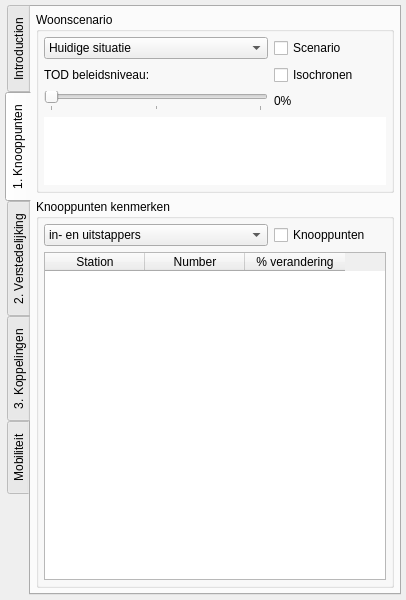
The window that KPOpilot/kpo_datasysteem_pilot_dockwidget_base.ui (Deltametropool/kpo-pilot) describes before a commit, drawn with Qt 5.
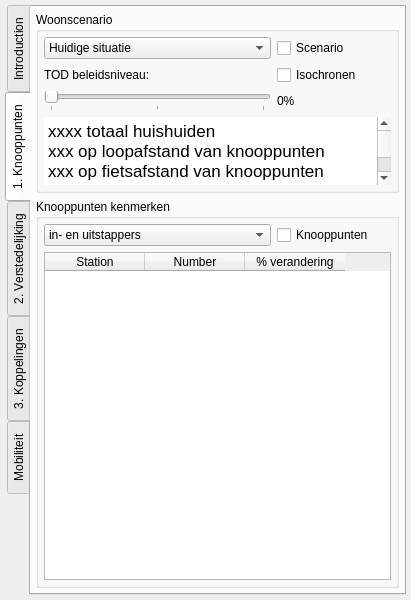
The same window after the commit. The open tabs and pages were chosen to show the change.

Commit message: some ui and data model tweaks

The edit to the form file:
```diff
--- a/KPOpilot/kpo_datasysteem_pilot_dockwidget_base.ui
+++ b/KPOpilot/kpo_datasysteem_pilot_dockwidget_base.ui
@@ -6,7 +6,7 @@
    <rect>
     <x>0</x>
     <y>0</y>
-    <width>406</width>
+    <width>411</width>
     <height>600</height>
    </rect>
   </property>
@@ -18,7 +18,7 @@
   </property>
   <property name="minimumSize">
    <size>
-    <width>406</width>
+    <width>411</width>
     <height>600</height>
    </size>
   </property>
@@ -214,6 +214,16 @@
              <property name="readOnly">
               <bool>true</bool>
              </property>
+             <property name="html">
+              <string>&lt;!DOCTYPE HTML PUBLIC &quot;-//W3C//DTD HTML 4.0//EN&quot; &quot;http://www.w3.org/TR/REC-html40/strict.dtd&quot;&gt;
+&lt;html&gt;&lt;head&gt;&lt;meta name=&quot;qrichtext&quot; content=&quot;1&quot; /&gt;&lt;style type=&quot;text/css&quot;&gt;
+p, li { white-space: pre-wrap; }
+&lt;/style&gt;&lt;/head&gt;&lt;body style=&quot; font-family:'.Helvetica Neue DeskInterface'; font-size:13pt; font-weight:400; font-style:normal;&quot;&gt;
+&lt;p style=&quot; margin-top:0px; margin-bottom:0px; margin-left:0px; margin-right:0px; -qt-block-indent:0; text-indent:0px;&quot;&gt;xxxx totaal huishuiden&lt;/p&gt;
+&lt;p style=&quot; margin-top:0px; margin-bottom:0px; margin-left:0px; margin-right:0px; -qt-block-indent:0; text-indent:0px;&quot;&gt;xxx op loopafstand van knooppunten&lt;/p&gt;
+&lt;p style=&quot; margin-top:0px; margin-bottom:0px; margin-left:0px; margin-right:0px; -qt-block-indent:0; text-indent:0px;&quot;&gt;xxx op fietsafstand van knooppunten&lt;/p&gt;
+&lt;p style=&quot; margin-top:0px; margin-bottom:0px; margin-left:0px; margin-right:0px; -qt-block-indent:0; text-indent:0px;&quot;&gt;xxx buiten invloedsgebied van knooppunten&lt;/p&gt;&lt;/body&gt;&lt;/html&gt;</string>
+             </property>
             </widget>
            </item>
            <item row="2" column="0">
```
Left out of the diff: 8 changed lines with no effect on the pictures. The commit also changes 1 other file.
